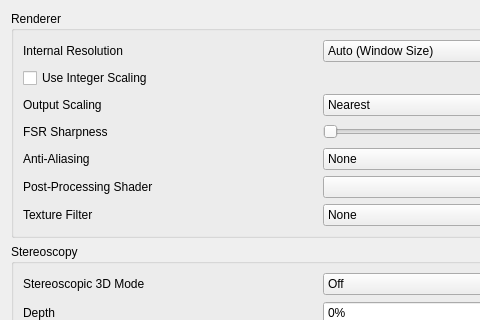
Before: the Qt Designer form src/citra_qt/configuration/configure_enhancements.ui in azahar-emu/azahar, drawn with Qt 5; both pictures show x 0 to 480 and y 0 to 320 of the 639 by 950 pixel window.
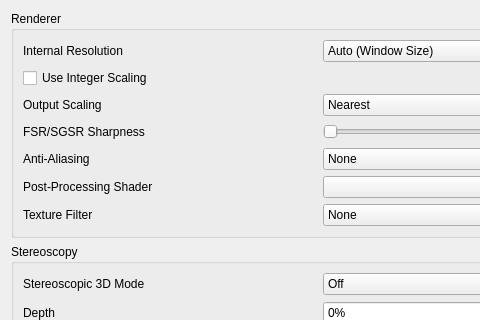
After: the same form once the commit is applied.

Commit message: tied sgsr sharpening to gui and adjusted gui on both desktop/android

What changed in the file:
```diff
--- a/src/citra_qt/configuration/configure_enhancements.ui
+++ b/src/citra_qt/configuration/configure_enhancements.ui
@@ -215,7 +215,7 @@
             <item>
              <widget class="QLabel" name="fsr_sharpness_label">
               <property name="text">
-               <string>FSR Sharpness</string>
+               <string>FSR/SGSR Sharpness</string>
               </property>
              </widget>
             </item>
```
The commit also changes 9 other files.
